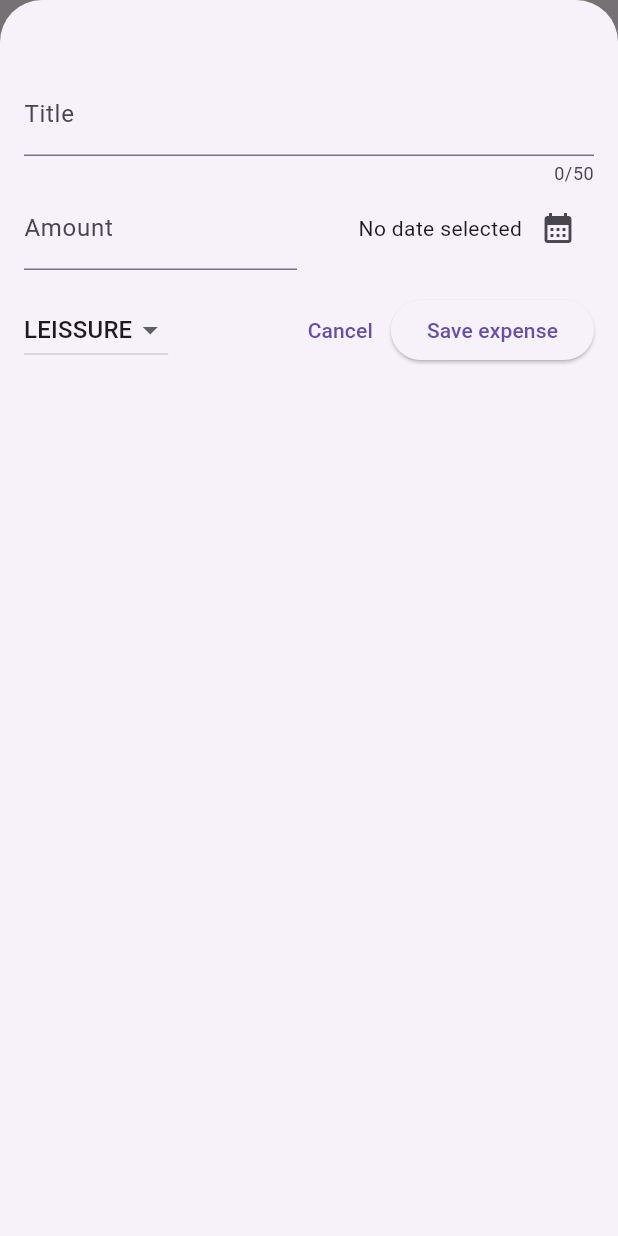
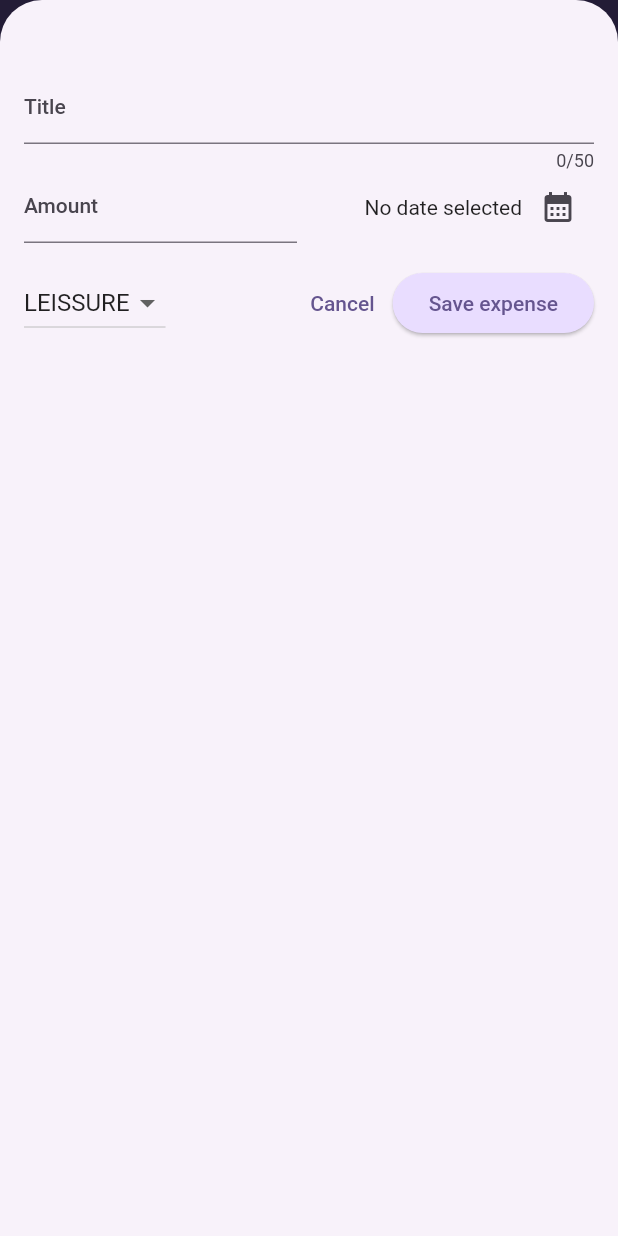
Before and after one commit to Mowgle88/expense_tracker, a Flutter app: the screen it shows after launch, after a tap on the "add" icon, on a phone screen of 412 x 824 dp. Run offline on Flutter 3.47's test engine with Material 2 defaults, Android fonts, the phone set to English and light mode, and no system bars.

Commit message:
feat: add setting and using a Color Scheme

```diff
--- a/lib/main.dart
+++ b/lib/main.dart
@@ -1,10 +1,35 @@
 import 'package:expense_tracker/widgets/expenses.dart';
 import 'package:flutter/material.dart';
+
+var kColorSchema =
+    ColorScheme.fromSeed(seedColor: const Color.fromARGB(255, 96, 59, 181));
 
 void main() {
   runApp(
     MaterialApp(
-      theme: ThemeData(useMaterial3: true),
+      theme: ThemeData().copyWith(
+        useMaterial3: true,
+        colorScheme: kColorSchema,
+        appBarTheme: const AppBarTheme().copyWith(
+            backgroundColor: kColorSchema.onPrimaryContainer,
+            foregroundColor: kColorSchema.primaryContainer),
+        cardTheme: const CardTheme().copyWith(
+          color: kColorSchema.secondaryContainer,
+          margin: const EdgeInsets.symmetric(
+            horizontal: 16,
+            vertical: 8,
+          ),
+        ),
+        elevatedButtonTheme: ElevatedButtonThemeData(
+          style: ElevatedButton.styleFrom(
+              backgroundColor: kColorSchema.primaryContainer),
+        ),
+        textTheme: ThemeData().textTheme.copyWith(
+            titleLarge: TextStyle(
+                fontWeight: FontWeight.bold,
+                color: kColorSchema.onSecondaryContainer,
+                fontSize: 16)),
+      ),
       home: const Expenses(),
     ),
   );
```
